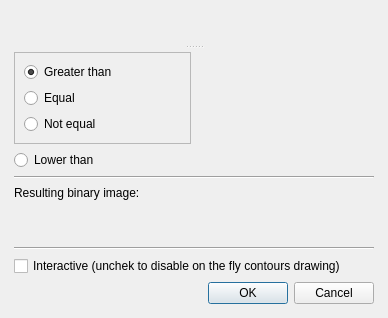
This is vv/qt_ui/vvToolBinarize.ui in open-vv/vv as Qt 5 draws it before an edit. The edited form follows.
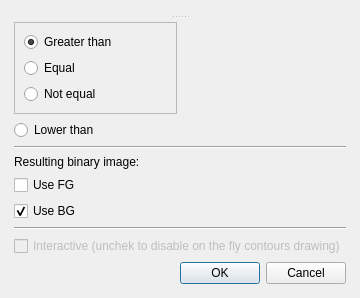
This is the edited form. Custom widgets are drawn as their Qt base class.

Commit message: remove MACRO for vvTool and others minors stuffs

```diff
--- a/vv/qt_ui/vvToolBinarize.ui
+++ b/vv/qt_ui/vvToolBinarize.ui
@@ -6,8 +6,8 @@
    <rect>
     <x>0</x>
     <y>0</y>
-    <width>388</width>
-    <height>318</height>
+    <width>320</width>
+    <height>298</height>
    </rect>
   </property>
   <property name="windowTitle">
@@ -116,12 +116,36 @@
          <item>
           <layout class="QHBoxLayout" name="horizontalLayout_4">
            <item>
-            <widget class="vvIntensityValueSlider" name="mFGSlider" native="true"/>
+            <widget class="QCheckBox" name="mCheckBoxUseFG">
+             <property name="text">
+              <string>Use FG</string>
+             </property>
+             <property name="checked">
+              <bool>false</bool>
+             </property>
+            </widget>
+           </item>
+           <item>
+            <widget class="vvIntensityValueSlider" name="mFGSlider" native="true">
+             <property name="enabled">
+              <bool>false</bool>
+             </property>
+            </widget>
            </item>
           </layout>
          </item>
          <item>
           <layout class="QHBoxLayout" name="horizontalLayout_5">
+           <item>
+            <widget class="QCheckBox" name="mCheckBoxUseBG">
+             <property name="text">
+              <string>Use BG</string>
+             </property>
+             <property name="checked">
+              <bool>true</bool>
+             </property>
+            </widget>
+           </item>
            <item>
             <widget class="vvIntensityValueSlider" name="mBGSlider" native="true"/>
            </item>
@@ -138,6 +162,9 @@
        </item>
        <item>
         <widget class="QCheckBox" name="checkBox_2">
+         <property name="enabled">
+          <bool>false</bool>
+         </property>
          <property name="text">
           <string>Interactive (unchek to disable on the fly contours drawing)</string>
          </property>
```
Left out of the diff: 46 changed lines with no effect on the pictures. The commit also changes 12 other files.
